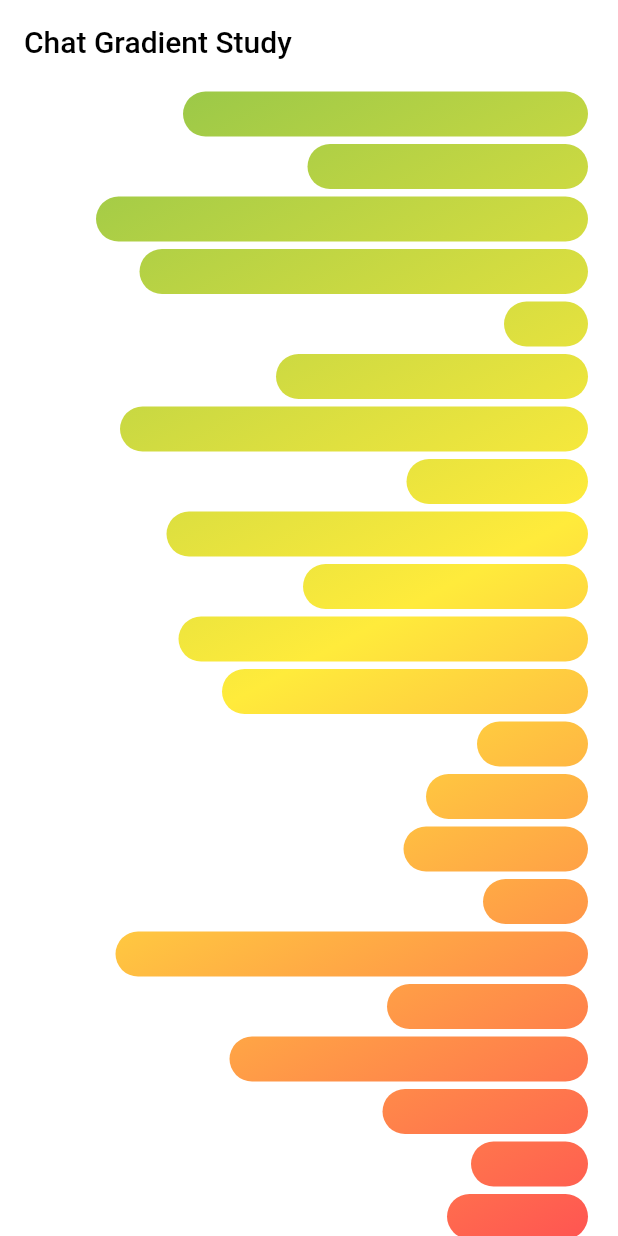
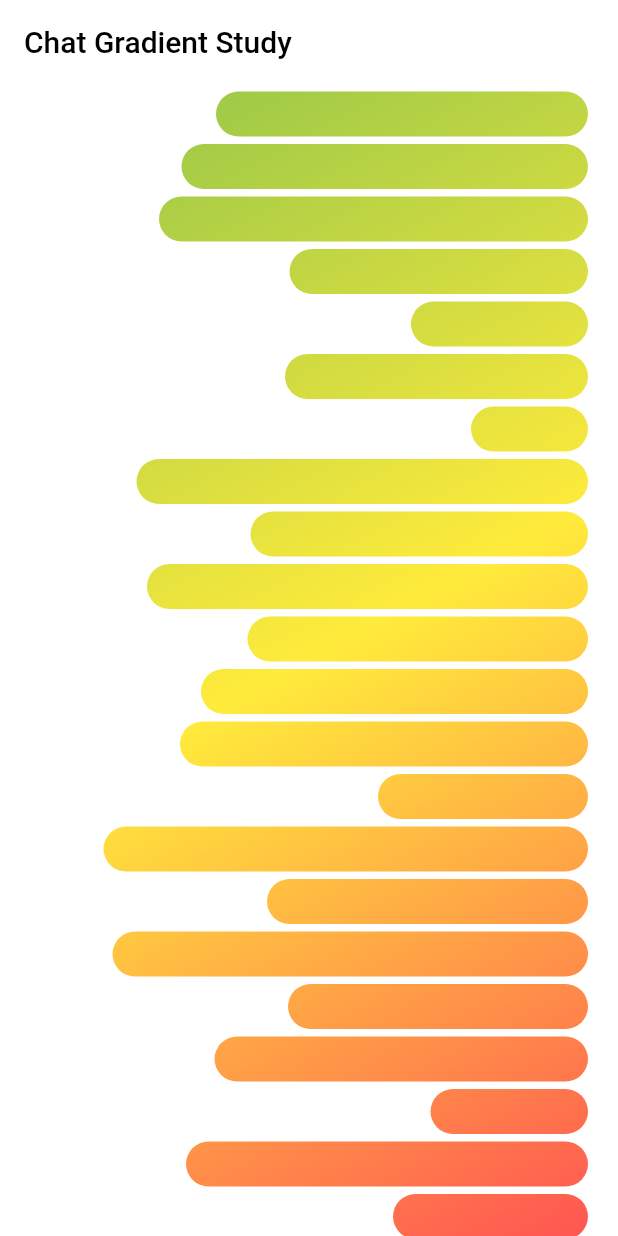
Before and after one commit to seongjinemong/messenger_gradient, a Flutter app: the screen it shows after launch, on a phone screen of 412 x 824 dp. Run offline on Flutter 3.47's test engine with Material 2 defaults, Android fonts, the phone set to English and light mode, and no system bars.

Commit message:
Chatbubble Size Changed

```diff
--- a/lib/chat.dart
+++ b/lib/chat.dart
@@ -18,7 +18,7 @@ class _ChatPageState extends State<ChatPage> {
     for (var i = 0; i < 100; i++) {
       list.add(
         Container(
-          width: (randomizer.nextInt(300) + 50).toDouble(),
+          width: (randomizer.nextInt(MediaQuery.of(context).size.width.toInt() - 90) + 50).toDouble(),
           height: 30,
           margin: EdgeInsets.only(top: 5, right: 20),
           decoration: BoxDecoration(
```
